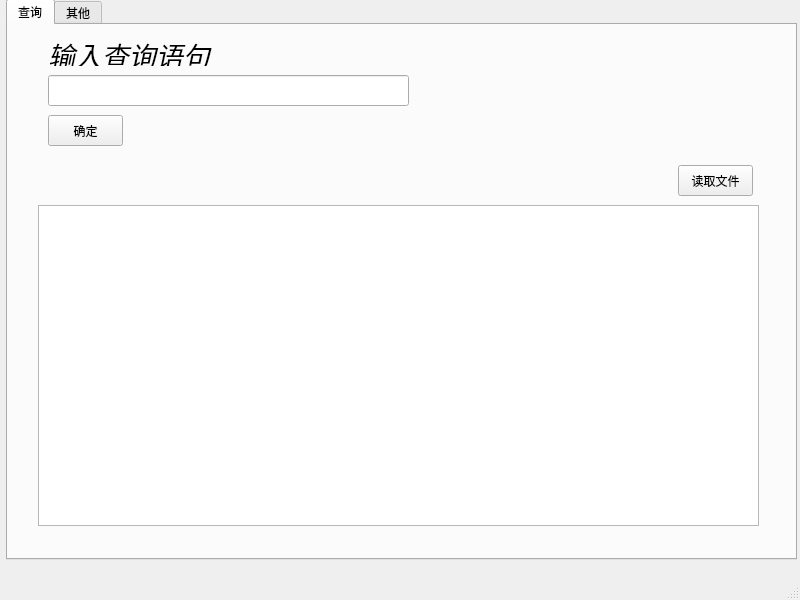
The window that qt_gui/tab_widget.ui (karenlau010/grad_proj) describes before a commit, drawn with Qt 5.
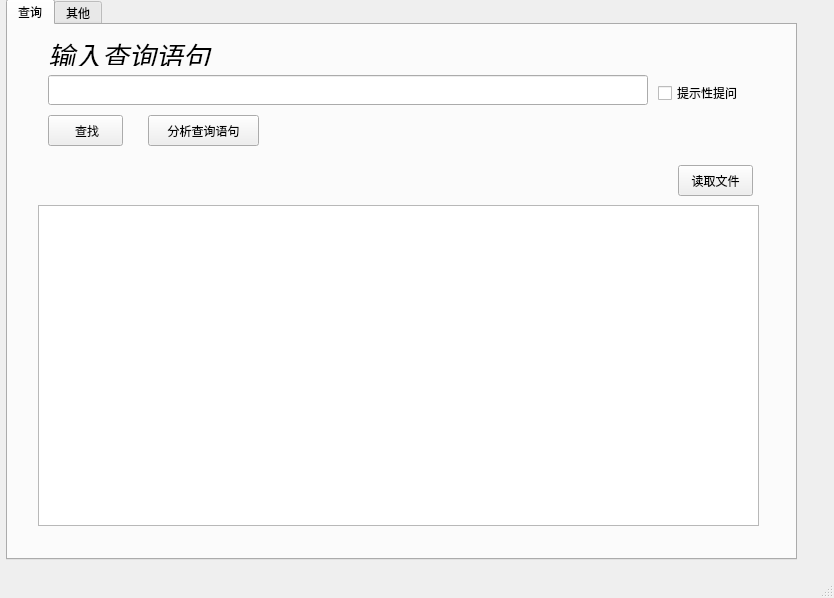
The same window after the commit.

Diff of the .ui file:
```diff
--- a/qt_gui/tab_widget.ui
+++ b/qt_gui/tab_widget.ui
@@ -6,8 +6,8 @@
    <rect>
     <x>0</x>
     <y>0</y>
-    <width>800</width>
-    <height>600</height>
+    <width>834</width>
+    <height>598</height>
    </rect>
   </property>
   <property name="windowTitle">
@@ -15,6 +15,9 @@
   </property>
   <widget class="QWidget" name="centralwidget">
    <widget class="QTabWidget" name="tabWidget1">
+    <property name="enabled">
+     <bool>true</bool>
+    </property>
     <property name="geometry">
      <rect>
       <x>6</x>
@@ -38,8 +41,8 @@
        <rect>
         <x>40</x>
         <y>50</y>
-        <width>361</width>
-        <height>31</height>
+        <width>600</width>
+        <height>30</height>
        </rect>
       </property>
      </widget>
@@ -59,9 +62,9 @@
      <widget class="QPushButton" name="pushButton1">
       <property name="geometry">
        <rect>
-        <x>40</x>
+        <x>140</x>
         <y>90</y>
-        <width>75</width>
+        <width>111</width>
         <height>31</height>
        </rect>
       </property>
@@ -69,16 +72,16 @@
        <string notr="true">font: 75 italic 12pt &quot;Agency FB&quot;;</string>
       </property>
       <property name="text">
-       <string>确定</string>
+       <string>分析查询语句</string>
       </property>
      </widget>
      <widget class="QLabel" name="label2">
       <property name="geometry">
        <rect>
-        <x>60</x>
+        <x>40</x>
         <y>140</y>
-        <width>351</width>
-        <height>21</height>
+        <width>600</width>
+        <height>30</height>
        </rect>
       </property>
       <property name="styleSheet">
@@ -117,6 +120,47 @@
        <bool>true</bool>
       </property>
      </widget>
+     <widget class="QPushButton" name="pushButton3">
+      <property name="geometry">
+       <rect>
+        <x>40</x>
+        <y>90</y>
+        <width>75</width>
+        <height>31</height>
+       </rect>
+      </property>
+      <property name="text">
+       <string> 查找</string>
+      </property>
+     </widget>
+     <widget class="QCheckBox" name="checkBox1">
+      <property name="enabled">
+       <bool>true</bool>
+      </property>
+      <property name="geometry">
+       <rect>
+        <x>650</x>
+        <y>60</y>
+        <width>101</width>
+        <height>16</height>
+       </rect>
+      </property>
+      <property name="focusPolicy">
+       <enum>Qt::NoFocus</enum>
+      </property>
+      <property name="styleSheet">
+       <string notr="true">font: 75 12pt &quot;Agency FB&quot;;</string>
+      </property>
+      <property name="text">
+       <string>提示性提问</string>
+      </property>
+      <property name="checkable">
+       <bool>true</bool>
+      </property>
+      <property name="checked">
+       <bool>false</bool>
+      </property>
+     </widget>
     </widget>
     <widget class="QWidget" name="tab_2">
      <attribute name="title">
```
Left out of the diff: 60 changed lines with no effect on the pictures.
